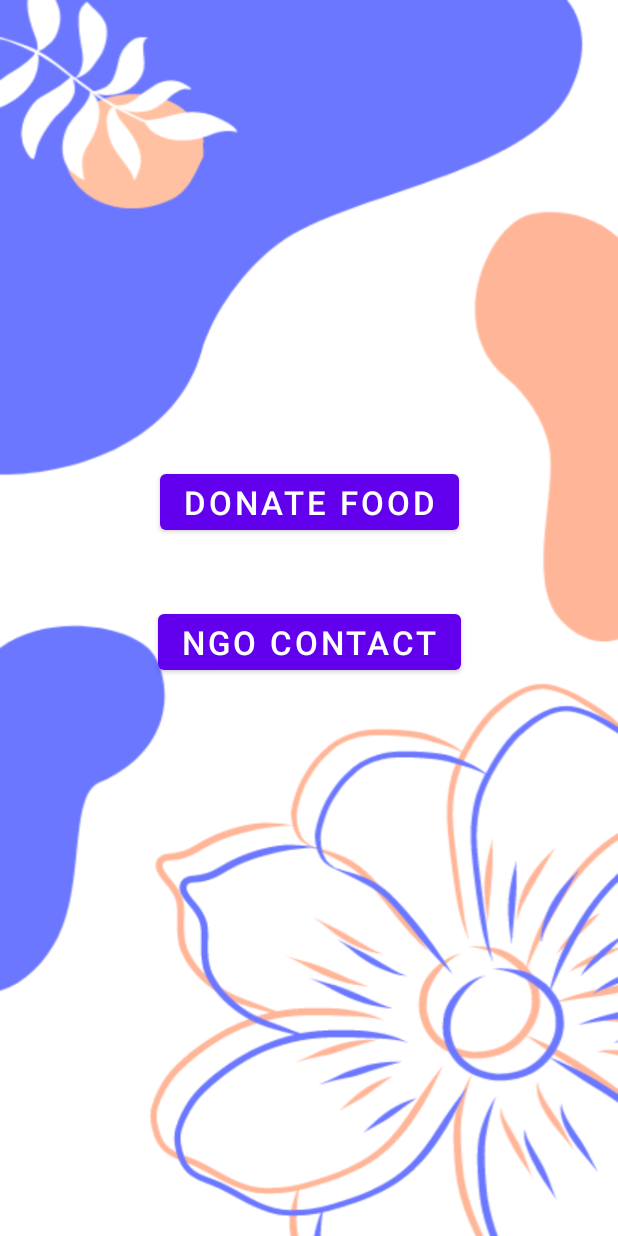
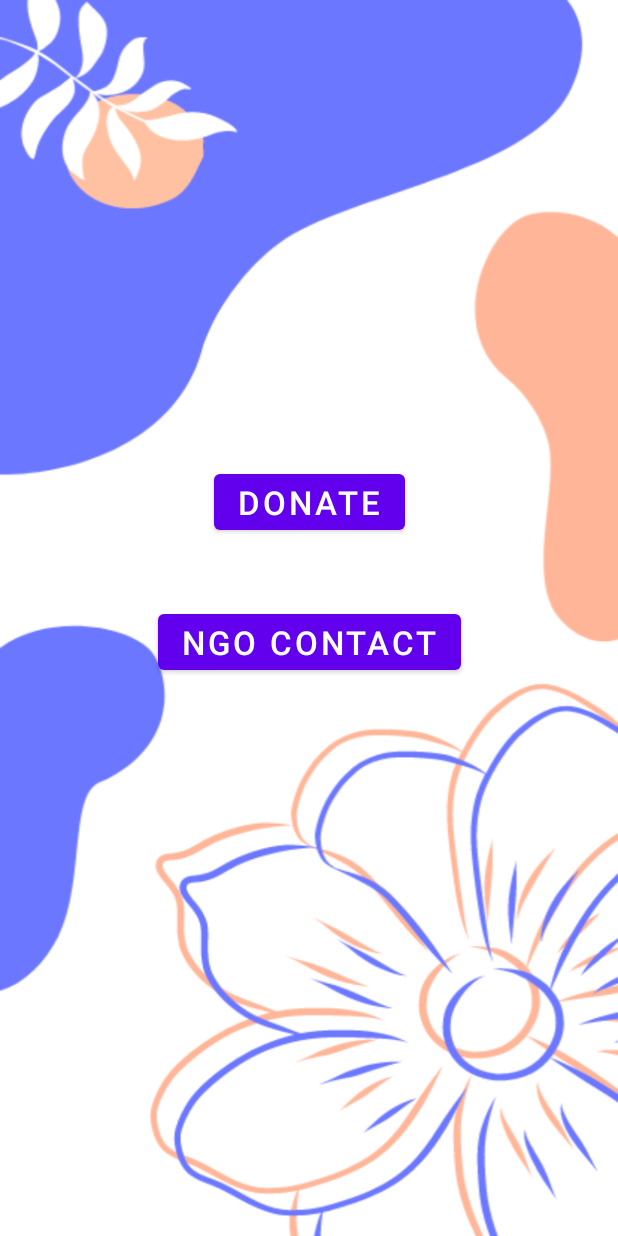
Before and after one commit to dhruv151104/Food-Waste-Management, an Android app: the user_option screen opened directly, with no data from a screen before it, on a phone screen of 412 x 824 dp. Run offline under Robolectric (Android 15) with nearby library versions, the phone set to English and light mode, and no system bars.

Commit message:
user portal

```diff
--- a/app/src/main/java/com/example/myapplication/user_option.java
+++ b/app/src/main/java/com/example/myapplication/user_option.java
@@ -22,6 +22,11 @@ public class user_option extends AppCompatActivity {
                 startActivity(new Intent(user_option.this,null));
             }
         });
-
+        Ngo_contact.setOnClickListener(new View.OnClickListener() {
+            @Override
+            public void onClick(View view) {
+                startActivity(new Intent(user_option.this,null));
+            }
+        });
     }
 }
--- a/app/src/main/res/layout/activity_main.xml
+++ b/app/src/main/res/layout/activity_main.xml
@@ -12,7 +12,7 @@
         android:id="@+id/Donate"
         android:layout_width="wrap_content"
         android:layout_height="wrap_content"
-        android:text="Donate Food"
+        android:text="User portal"
         android:textSize="22dp"
         app:layout_constraintBottom_toBottomOf="parent"
         app:layout_constraintEnd_toEndOf="parent"
--- a/app/src/main/res/layout/activity_user_option.xml
+++ b/app/src/main/res/layout/activity_user_option.xml
@@ -12,7 +12,7 @@
         android:id="@+id/form"
         android:layout_width="wrap_content"
         android:layout_height="wrap_content"
-        android:text="Donate Food"
+        android:text="Donate"
         android:textSize="22dp"
         app:layout_constraintBottom_toBottomOf="parent"
         app:layout_constraintEnd_toEndOf="parent"
```
